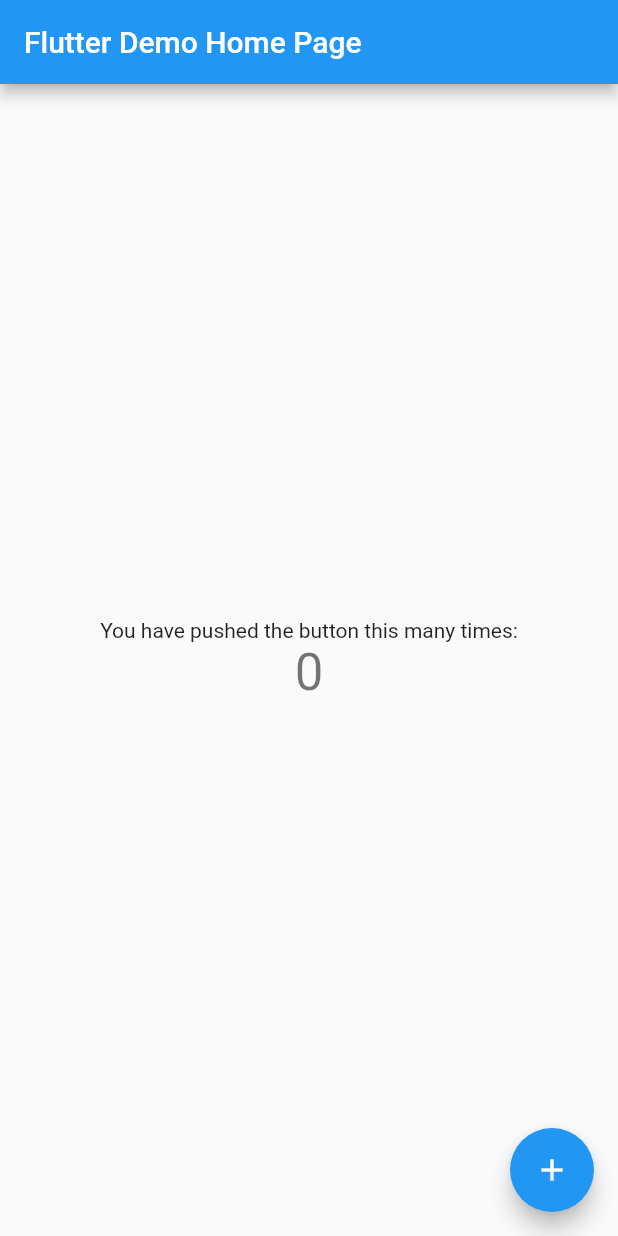
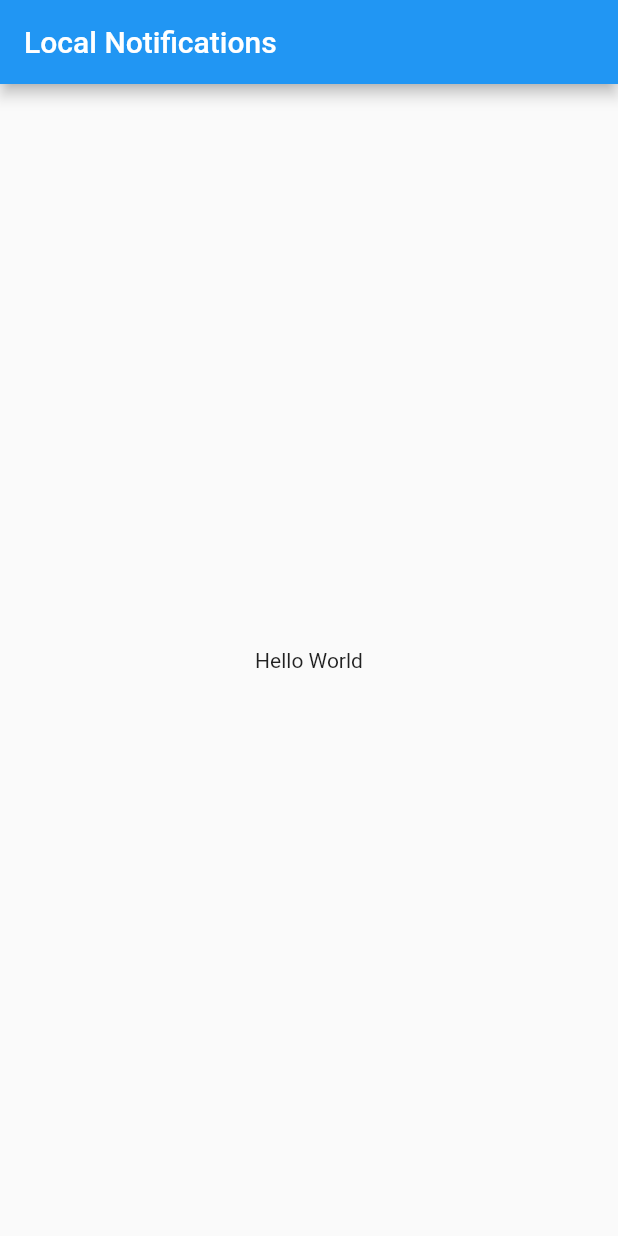
Before and after one commit to infiniteoverflow/Flutter_Local_Notification, a Flutter app: the screen it shows after launch, on a phone screen of 412 x 824 dp. Run offline on Flutter 3.47's test engine with Material 2 defaults, Android fonts, the phone set to English and light mode, and no system bars; our stand-ins replace flutter_local_notifications.

Commit message:
Initialized the Local Notification

```diff
--- a/lib/main.dart
+++ b/lib/main.dart
@@ -1,4 +1,5 @@
 import 'package:flutter/material.dart';
+import 'package:flutter_local_notifications/flutter_local_notifications.dart';
 
 void main() => runApp(MyApp());
 
@@ -7,6 +8,7 @@
   @override
   Widget build(BuildContext context) {
     return MaterialApp(
+      debugShowCheckedModeBanner: false,
       title: 'Flutter Demo',
       theme: ThemeData(
         // This is the theme of your application.
@@ -20,7 +22,7 @@
         // is not restarted.
         primarySwatch: Colors.blue,
       ),
-      home: MyHomePage(title: 'Flutter Demo Home Page'),
+      home: MyHomePage(title: 'Local Notifications'),
     );
   }
 }
@@ -44,17 +46,20 @@
 }
 
 class _MyHomePageState extends State<MyHomePage> {
-  int _counter = 0;
 
-  void _incrementCounter() {
-    setState(() {
-      // This call to setState tells the Flutter framework that something has
-      // changed in this State, which causes it to rerun the build method below
-      // so that the display can reflect the updated values. If we changed
-      // _counter without calling setState(), then the build method would not be
-      // called again, and so nothing would appear to happen.
-      _counter++;
-    });
+  @override
+  void initState() {
+
+    var initializationSettingsAndroid = new AndroidInitializationSettings('app_icon');
+
+    var initializationSettingsIOS = new IOSInitializationSettings();
+
+    var initializationSettings = new InitializationSettings(initializationSettingsAndroid, initializationSettingsIOS);
+
+    var flutterNotificationPlugin = new FlutterLocalNotificationsPlugin();
+
+    flutterNotificationPlugin.initialize(initializationSettings);
+
   }
 
   @override
@@ -74,38 +79,10 @@
       body: Center(
         // Center is a layout widget. It takes a single child and positions it
         // in the middle of the parent.
-        child: Column(
-          // Column is also layout widget. It takes a list of children and
-          // arranges them vertically. By default, it sizes itself to fit its
-          // children horizontally, and tries to be as tall as its parent.
-          //
-          // Invoke "debug painting" (press "p" in the console, choose the
-          // "Toggle Debug Paint" action from the Flutter Inspector in Android
-          // Studio, or the "Toggle Debug Paint" command in Visual Studio Code)
-          // to see the wireframe for each widget.
-          //
-          // Column has various properties to control how it sizes itself and
-          // how it positions its children. Here we use mainAxisAlignment to
-          // center the children vertically; the main axis here is the vertical
-          // axis because Columns are vertical (the cross axis would be
-          // horizontal).
-          mainAxisAlignment: MainAxisAlignment.center,
-          children: <Widget>[
-            Text(
-              'You have pushed the button this many times:',
-            ),
-            Text(
-              '$_counter',
-              style: Theme.of(context).textTheme.display1,
-            ),
-          ],
-        ),
+        child: Text(
+          "Hello World"
+        )
       ),
-      floatingActionButton: FloatingActionButton(
-        onPressed: _incrementCounter,
-        tooltip: 'Increment',
-        child: Icon(Icons.add),
-      ), // This trailing comma makes auto-formatting nicer for build methods.
     );
   }
 }
```
Also changed, not shown: 2 other files.
